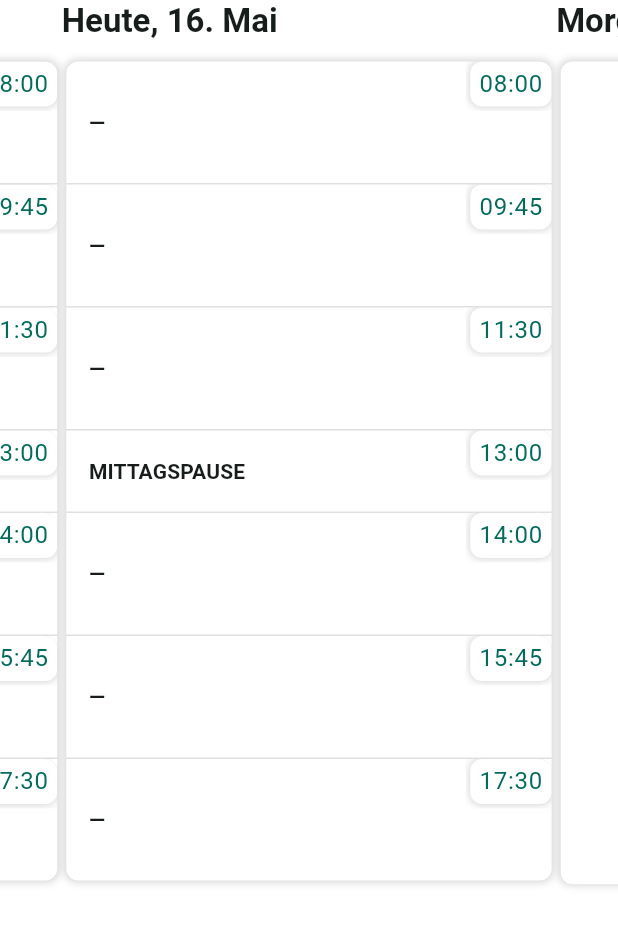
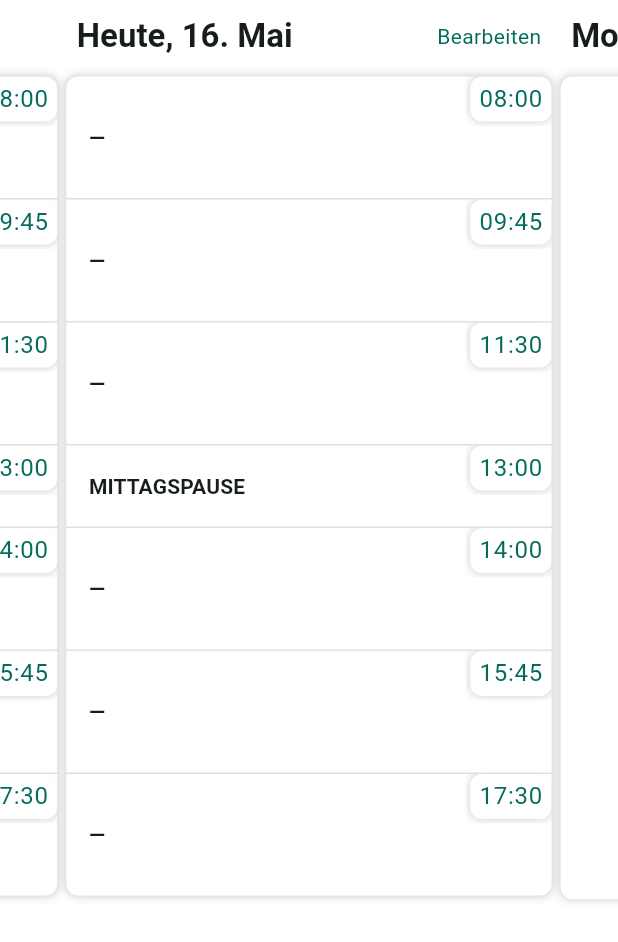
Before and after one commit to DEMIDOB/ka_uni, a Flutter app: the TimetableWeeklyView widget shown alone on an empty page, opened directly, on a phone screen of 412 x 824 dp. Shown: the top 942 px of the screen. Run offline on Flutter 3.47's test engine with Material 3 defaults, Android fonts, the phone set to English and light mode, and no system bars; drawn by our look-alikes of carousel_slider; our stand-ins replace flutter_map, flutter_secure_storage, flutter_svg, flutter_widget_from_html, latlong2, shared_preferences and 1 more; missing offline and left inert: async_locks, flutter_web_browser, http_session; accounts and stored records are empty.

Commit message:
Started design tweaks

```diff
--- a/lib/home/views/home_page.dart
+++ b/lib/home/views/home_page.dart
@@ -34,8 +34,7 @@ class _KITHomePageState extends State<KITHomePage> {
 
     return Scaffold(
       appBar: AppBar(
-        backgroundColor: Theme.of(context).colorScheme.surface,
-        shadowColor: Colors.black38,
+        // backgroundColor: Theme.of(context).colorScheme.surface,
         title: const Row(
           mainAxisAlignment: MainAxisAlignment.center,
           children: [
@@ -214,7 +213,7 @@ class _KITHomePageState extends State<KITHomePage> {
                               key: _relevantModulesTitleKey,
                               title: "Aktuelle Module im ${KITProvider.currentSemesterString}"
                           ),
-                          !vm.campusManager.isFetchingModules ? SizedBox(width: 0, height: 0,) : KITProgressIndicator(),
+                          (vm.campusManager.isFetchingSchedule || vm.campusManager.isFetchingModules) ? KITProgressIndicator() : SizedBox(width: 0, height: 0,),
                           Spacer(),
                           CupertinoButton(child: Icon(CupertinoIcons.refresh), onPressed: vm.forceRefetchEverything, padding: EdgeInsets.all(10),)
                         ],
--- a/lib/main.dart
+++ b/lib/main.dart
@@ -40,6 +40,10 @@ class MyApp extends StatelessWidget {
     );
 
     themeData = themeData.copyWith(textTheme: textTheme, bottomSheetTheme: bottomSheetThemeData);
+    themeData = themeData.copyWith(appBarTheme: themeData.appBarTheme.copyWith(
+      backgroundColor: Colors.white,
+      shadowColor: Colors.black38,
+    ));
 
     var darkThemeData = ThemeData.dark();
 
--- a/lib/timetable/views/timetable_weekly_view.dart
+++ b/lib/timetable/views/timetable_weekly_view.dart
@@ -30,10 +30,10 @@ class _TimetableWeeklyViewState extends State<TimetableWeeklyView> {
 
   @override
   Widget build(BuildContext context) {
-    final theme = Theme.of(context);
+    // final theme = Theme.of(context);
     final mq = MediaQuery.of(context);
 
-    final emptyDay = TimetableDaily();
+    // final emptyDay = TimetableDaily();
 
     return Stack(
       children: [
@@ -116,11 +116,23 @@ class _TimetableWeeklyViewState extends State<TimetableWeeklyView> {
       children: [
         Column(
           children: [
-            Row(
-              crossAxisAlignment: CrossAxisAlignment.start,
-              children: [
-                Text(dateTitle, style: theme.textTheme.titleLarge,),
-              ],
+            Container(
+              padding: EdgeInsets.only(left: 10, right: 10, top: 10),
+              child: Row(
+                mainAxisAlignment: MainAxisAlignment.spaceBetween,
+                crossAxisAlignment: CrossAxisAlignment.center,
+                children: [
+                  Text(dateTitle, style: theme.textTheme.titleLarge,),
+
+                  // Spacer(),
+
+                  dateTitle.contains("Heute") ? GestureDetector(
+                    onTap: () { },
+                    child: Text("Bearbeiten", style: theme.textTheme.bodyMedium?.copyWith(color: theme.colorScheme.primary),),
+                    // child: Icon(CupertinoIcons.pencil_circle),
+                  ) : SizedBox(width: 0, height: 0,)
+                ],
+              ),
             ),
             Padding(padding: EdgeInsets.all(5)),
             BlockContainer(
```
